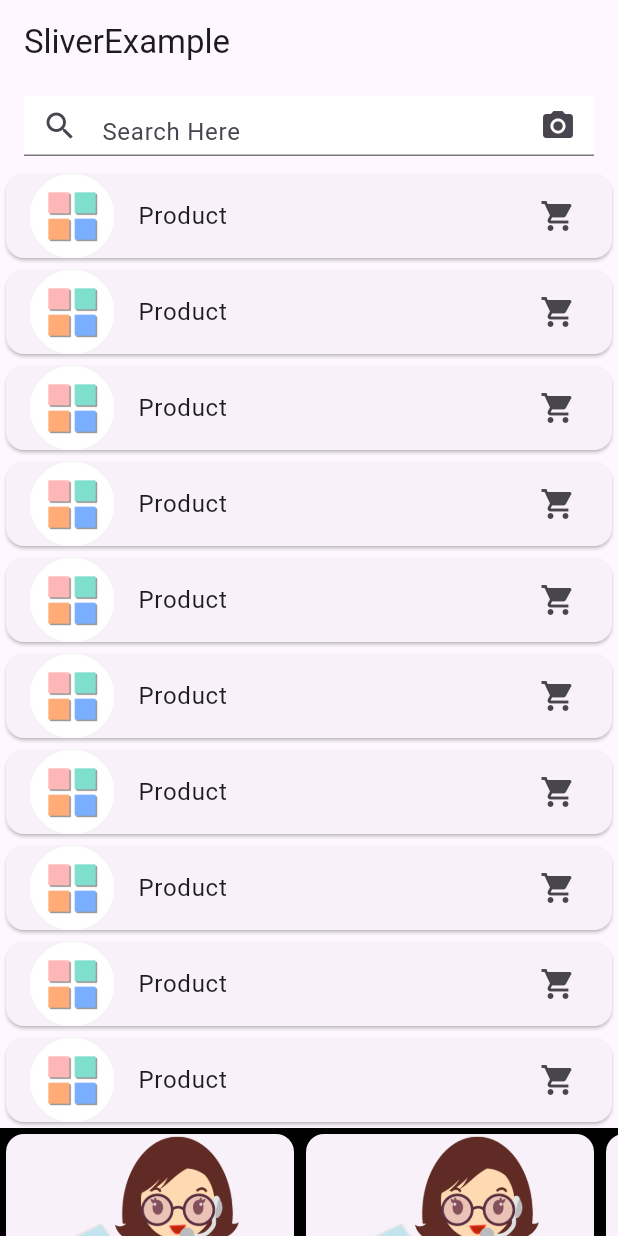
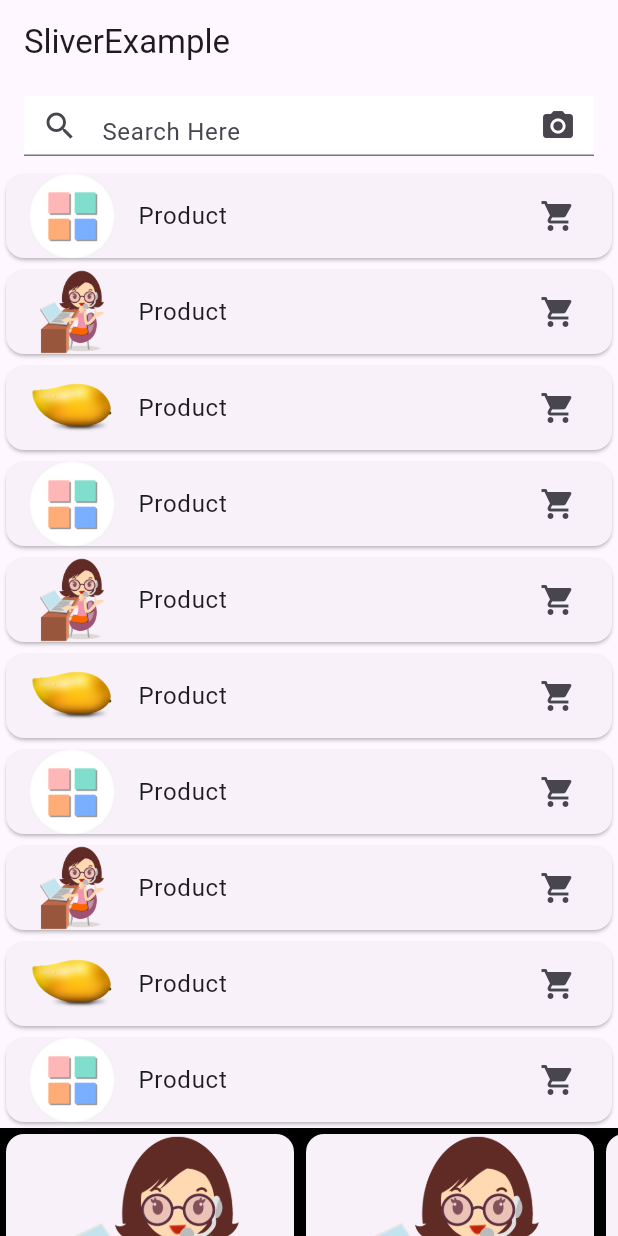
Before and after one commit to sreedeviluminar/oct_ptoject_new, a Flutter app: the SliverEx screen opened directly, on a phone screen of 412 x 824 dp. Run offline on Flutter 3.47's test engine with Material 3 defaults, Android fonts, the phone set to English and light mode, and no system bars; our stand-ins replace google_fonts, webview_flutter; missing offline and left inert: rich_readmore.

Commit message:
initial commit

```diff
--- a/lib/sliversEx.dart
+++ b/lib/sliversEx.dart
@@ -7,10 +7,22 @@ void main() {
 }
 
 class SliverEx extends StatelessWidget {
-  const SliverEx({super.key});
+  var images = [
+    "assets/images/icon.png",
+    "assets/images/logingirl.png",
+    "assets/images/mango.png",
+    "assets/images/icon.png",
+    "assets/images/logingirl.png",
+    "assets/images/mango.png",
+    "assets/images/icon.png",
+    "assets/images/logingirl.png",
+    "assets/images/mango.png",
+    "assets/images/icon.png",
 
+  ];
   @override
   Widget build(BuildContext context) {
+
     return Scaffold(
         body: SafeArea(
             child: CustomScrollView(
@@ -39,7 +51,7 @@ class SliverEx extends StatelessWidget {
                           (context, index) =>
                           Card(
                             child: ListTile(
-                          leading: Image.asset("assets/images/icon.png"),
+                              leading: Image.asset(images[index]),
                               title: Text("Product"),
                               trailing: Icon(Icons.shopping_cart),
                             ),
@@ -51,8 +63,7 @@ class SliverEx extends StatelessWidget {
                       height: 200,
                       color: Colors.black,
                       child: GridView.builder(
-                        itemCount: 5
-                        ,
+            itemCount: 5,
             scrollDirection: Axis.horizontal,
             gridDelegate: const SliverGridDelegateWithFixedCrossAxisCount(
                 crossAxisCount: 1),
@@ -64,8 +75,8 @@ class SliverEx extends StatelessWidget {
                     Expanded(child: Image.asset("assets/images/logingirl.png")),
                     const Text(
                       "Login Girl",
-                                  style: TextStyle(
-                                      fontSize: 25, fontWeight: FontWeight.bold),
+                      style:
+                          TextStyle(fontSize: 25, fontWeight: FontWeight.bold),
                     ),
                   ],
                 ),
```
Also changed, not shown: lib/refractoring widget/home.dart (added, +28 -0 lines), lib/refractoring widget/widgets/mywidget.dart (added, +81 -0 lines). Lines whose indentation alone changed are shown as unchanged.
